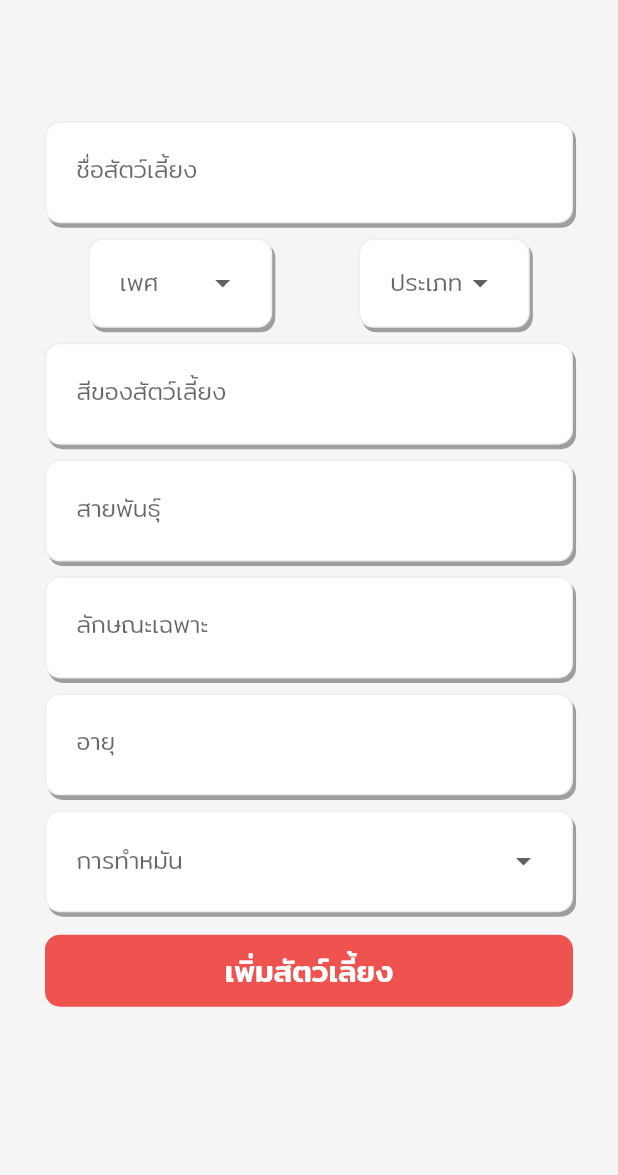
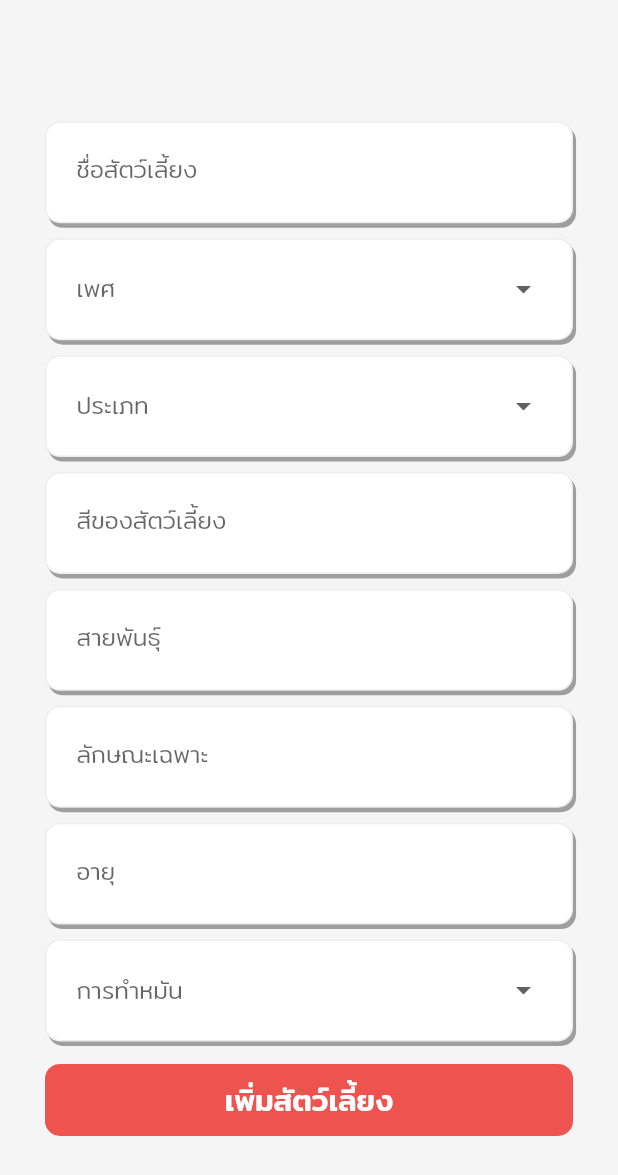
Before and after one commit to armnutthapon/Project_LittlePaw, a Flutter app: the Addpet screen opened directly, on a phone screen of 412 x 824 dp. Shown: the top 1175 px of the screen. Run offline on Flutter 3.47's test engine with Material 2 defaults, Android fonts, the phone set to English and light mode, and no system bars; our stand-ins replace carousel_slider, firebase_auth, firebase_core, font_awesome_flutter, google_sign_in, table_calendar; accounts and stored records are empty; network calls fail.

Commit message:
fix row gender and category

```diff
--- a/lib/screen/mypet/screen/pet_Addpet.dart
+++ b/lib/screen/mypet/screen/pet_Addpet.dart
@@ -136,13 +136,9 @@ class _AddpetState extends State<Addpet> {
                     ),
                     Padding(
                       padding: EdgeInsets.only(top: 5, bottom: 5),
-                      child: Row(
-                        mainAxisAlignment: MainAxisAlignment.spaceAround,
-                        children: [
-                          Container(
+                      child: Container(
                           decoration: BoxDecoration(
-                              borderRadius:
-                                  BorderRadius.all(Radius.circular(10)),
+                            borderRadius: BorderRadius.all(Radius.circular(10)),
                             color: Colors.white,
                             boxShadow: [
                               BoxShadow(
@@ -150,14 +146,11 @@ class _AddpetState extends State<Addpet> {
                                   spreadRadius: 0.05,
                                   offset: Offset(2, 3)),
                             ],
-                              border: Border.all(
-                                  width: 1.0, color: Colors.grey[200]),
+                            border:
+                                Border.all(width: 1.0, color: Colors.grey[200]),
                           ),
                           child: Container(
-                                constraints: BoxConstraints(
-                                  maxWidth: double.infinity,
-                                ),
-                                height: size.height * 0.07,
+                              height: size.height * 0.08,
                               padding: EdgeInsets.only(left: 20, right: 20),
                               child: DropdownButtonHideUnderline(
                                 child: DropdownButton(
@@ -189,12 +182,13 @@ class _AddpetState extends State<Addpet> {
                                         ));
                                   }).toList(),
                                 ),
-                                )),
+                              ))),
                     ),
-                          Container(
+                    Padding(
+                      padding: EdgeInsets.only(top: 5, bottom: 5),
+                      child: Container(
                           decoration: BoxDecoration(
-                              borderRadius:
-                                  BorderRadius.all(Radius.circular(10)),
+                            borderRadius: BorderRadius.all(Radius.circular(10)),
                             color: Colors.white,
                             boxShadow: [
                               BoxShadow(
@@ -202,11 +196,11 @@ class _AddpetState extends State<Addpet> {
                                   spreadRadius: 0.05,
                                   offset: Offset(2, 3)),
                             ],
-                              border: Border.all(
-                                  width: 1.0, color: Colors.grey[200]),
+                            border:
+                                Border.all(width: 1.0, color: Colors.grey[200]),
                           ),
                           child: Container(
-                                height: size.height * 0.07,
+                              height: size.height * 0.08,
                               padding: EdgeInsets.only(left: 20, right: 20),
                               child: DropdownButtonHideUnderline(
                                 child: DropdownButton(
@@ -236,11 +230,115 @@ class _AddpetState extends State<Addpet> {
                                         ));
                                   }).toList(),
                                 ),
-                                )),
-                          )
-                        ],
+                              ))),
                     ),
-                    ),
+                    // Padding(
+                    //   padding: EdgeInsets.only(top: 5, bottom: 5),
+                    //   child: Row(
+                    //     mainAxisAlignment: MainAxisAlignment.spaceAround,
+                    //     children: [
+                    //       Container(
+                    //         decoration: BoxDecoration(
+                    //           borderRadius:
+                    //               BorderRadius.all(Radius.circular(10)),
+                    //           color: Colors.white,
+                    //           boxShadow: [
+                    //             BoxShadow(
+                    //                 color: Colors.grey.shade500,
+                    //                 spreadRadius: 0.05,
+                    //                 offset: Offset(2, 3)),
+                    //           ],
+                    //           border: Border.all(
+                    //               width: 1.0, color: Colors.grey[200]),
+                    //         ),
+                    //         child: Container(
+                    //             constraints: BoxConstraints(
+                    //               maxWidth: double.infinity,
+                    //             ),
+                    //             height: size.height * 0.07,
+                    //             padding: EdgeInsets.only(left: 20, right: 20),
+                    //             child: DropdownButtonHideUnderline(
+                    //               child: DropdownButton(
+                    //                 hint: Text(
+                    //                   "เพศ",
+                    //                   style: TextStyle(
+                    //                       fontSize: 16,
+                    //                       fontWeight: FontWeight.w300,
+                    //                       fontFamily: 'Mitr'),
+                    //                 ),
+                    //                 dropdownColor: Colors.white,
+                    //                 value: valueGender,
+                    //                 style: TextStyle(
+                    //                     color: Colors.black,
+                    //                     fontSize: 18,
+                    //                     fontWeight: FontWeight.w400,
+                    //                     fontFamily: 'Mitr'),
+                    //                 onChanged: (newValue) {
+                    //                   setState(() {
+                    //                     valueGender = newValue;
+                    //                     newValue = _addPetBreed;
+                    //                   });
+                    //                 },
+                    //                 items: listGender.map((valueItem) {
+                    //                   return DropdownMenuItem(
+                    //                       value: valueItem,
+                    //                       child: Text(
+                    //                         valueItem,
+                    //                       ));
+                    //                 }).toList(),
+                    //               ),
+                    //             )),
+                    //       ),
+                    //       Container(
+                    //         decoration: BoxDecoration(
+                    //           borderRadius:
+                    //               BorderRadius.all(Radius.circular(10)),
+                    //           color: Colors.white,
+                    //           boxShadow: [
+                    //             BoxShadow(
+                    //                 color: Colors.grey.shade500,
+                    //                 spreadRadius: 0.05,
+                    //                 offset: Offset(2, 3)),
+                    //           ],
+                    //           border: Border.all(
+                    //               width: 1.0, color: Colors.grey[200]),
+                    //         ),
+                    //         child: Container(
+                    //             height: size.height * 0.07,
+                    //             padding: EdgeInsets.only(left: 20, right: 20),
+                    //             child: DropdownButtonHideUnderline(
+                    //               child: DropdownButton(
+                    //                 hint: Text("ประเภท",
+                    //                     style: TextStyle(
+                    //                         fontSize: 16,
+                    //                         fontWeight: FontWeight.w300,
+                    //                         fontFamily: 'Mitr')),
+                    //                 dropdownColor: Colors.white,
+                    //                 value: valueCategory,
+                    //                 style: TextStyle(
+                    //                     color: Colors.black,
+                    //                     fontSize: 18,
+                    //                     fontWeight: FontWeight.w400,
+                    //                     fontFamily: 'Mitr'),
+                    //                 onChanged: (newValue) {
+                    //                   setState(() {
+                    //                     valueCategory = newValue;
+                    //                     newValue = _addPetCategory;
+                    //                   });
+                    //                 },
+                    //                 items: listCategory.map((valueItem) {
+                    //                   return DropdownMenuItem(
+                    //                       value: valueItem,
+                    //                       child: Text(
+                    //                         valueItem,
+                    //                       ));
+                    //                 }).toList(),
+                    //               ),
+                    //             )),
+                    //       )
+                    //     ],
+                    //   ),
+                    // ),
                     Padding(
                       padding: EdgeInsets.only(top: 5, bottom: 5),
                       child: Container(
```
Lines whose indentation alone changed are shown as unchanged.
